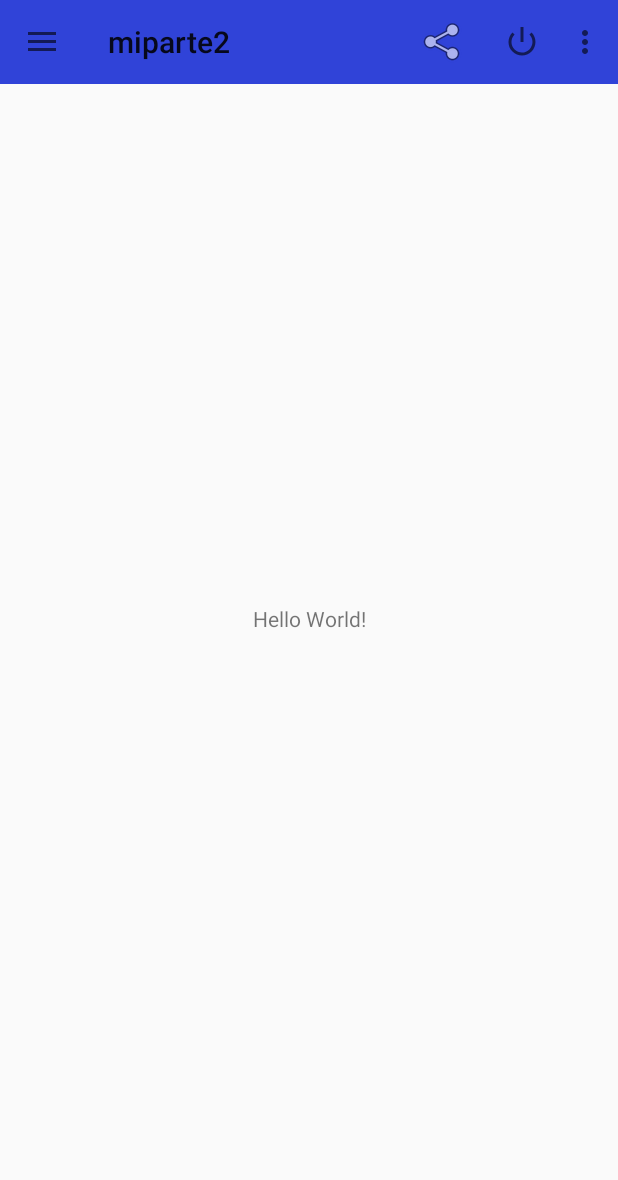
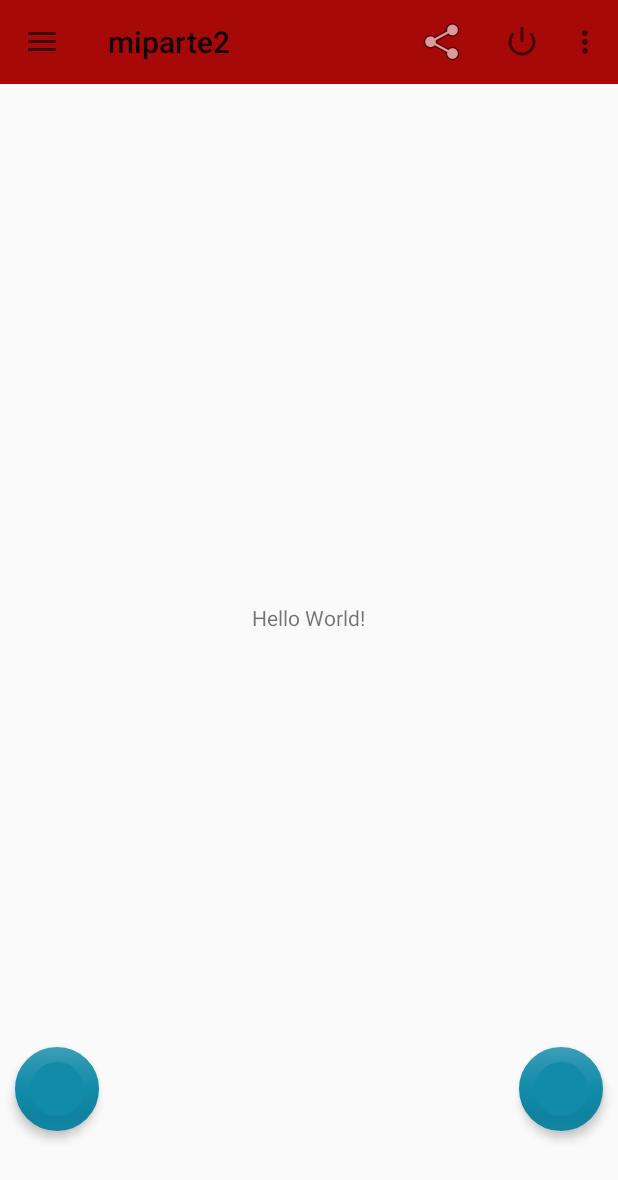
Before and after one commit to WCNosliwsys/miparte2tarde, an Android app: the screen it shows after launch (MainActivity), on a phone screen of 412 x 824 dp. Shown: the top 1180 px of the screen. Run offline under Robolectric (Android 15) with nearby library versions, the phone set to English and light mode, and no system bars.

Commit message:
Floating action button, enviando parametro desde la propiedad tag, y snackbar

```diff
--- a/app/src/main/java/com/ingwilson/miparte2/MainActivity.java
+++ b/app/src/main/java/com/ingwilson/miparte2/MainActivity.java
@@ -12,9 +12,12 @@ import android.content.Intent;
 import android.os.Bundle;
 import android.view.Menu;
 import android.view.MenuItem;
+import android.view.View;
+import android.widget.Toast;
 
 
 import com.google.android.material.navigation.NavigationView;
+import com.google.android.material.snackbar.Snackbar;
 
 public class MainActivity extends AppCompatActivity implements NavigationView.OnNavigationItemSelectedListener {
     @Override
@@ -118,4 +121,33 @@ public class MainActivity extends AppCompatActivity implements NavigationView.On
 
         return super.onOptionsItemSelected(item);
     }
+
+    public void btnderecha(View view) {
+        Toast.makeText(this, "Se pulso el floating button de la derecha "+ view.getTag(), Toast.LENGTH_LONG).show();
+    }
+    public void btnizquierda(View view) {
+        Toast.makeText(this, "Se pulso el floating button de la izquierda "+ view.getTag(), Toast.LENGTH_LONG).show();
+    }
+
+    public void btnwithtag(View view) {
+        if(view.getTag().equals("fabderecha"))
+            Toast.makeText(this, "Se pulso el floating button de la derecha "+ view.getTag(), Toast.LENGTH_LONG).show();
+        else
+            Toast.makeText(this, "Se pulso el floating button de la izquierda "+ view.getTag(), Toast.LENGTH_LONG).show();
+
+    }
+    public void fabizquierda(View view) {
+        Snackbar.make(view, "Replace with your own action",
+                Snackbar.LENGTH_LONG).setAction("Action", null).show();
+    }
+    public void fabderecha(View view) {
+        Snackbar.make(view,"¿Estás seguro?", Snackbar.LENGTH_LONG)
+                .setAction("SI", new View.OnClickListener() {
+                    @Override
+                    public void onClick(View view) {
+//tu evento
+                    }
+                })
+                .show();
+    }
 }
--- a/app/src/main/res/layout/activity_main.xml
+++ b/app/src/main/res/layout/activity_main.xml
@@ -1,24 +1,46 @@
 <?xml version="1.0" encoding="utf-8"?>
-<androidx.constraintlayout.widget.ConstraintLayout xmlns:android="http://schemas.android.com/apk/res/android"
+<androidx.coordinatorlayout.widget.CoordinatorLayout xmlns:android="http://schemas.android.com/apk/res/android"
     xmlns:app="http://schemas.android.com/apk/res-auto"
     xmlns:tools="http://schemas.android.com/tools"
     android:layout_width="match_parent"
     android:layout_height="match_parent"
     tools:context=".MainActivity">
+    <TextView
+        android:layout_width="wrap_content"
+        android:layout_height="wrap_content"
+        android:layout_gravity="center"
+        android:text="Hello World!" />
     <androidx.appcompat.widget.Toolbar
         android:id="@+id/toolbar"
         android:layout_width="match_parent"
         android:layout_height="wrap_content"
-        android:minHeight="?attr/actionBarSize"
-        android:background="#3043D8"
-        tools:ignore="MissingConstraints" />
-    <TextView
+        android:background="#a70909"
+        android:minHeight="?attr/actionBarSize"/>
+    <com.google.android.material.floatingactionbutton.FloatingActionButton
         android:layout_width="wrap_content"
         android:layout_height="wrap_content"
-        android:text="Hello World!"
-        app:layout_constraintBottom_toBottomOf="parent"
-        app:layout_constraintLeft_toLeftOf="parent"
-        app:layout_constraintRight_toRightOf="parent"
-        app:layout_constraintTop_toTopOf="parent" />
-
-</androidx.constraintlayout.widget.ConstraintLayout>
+        android:layout_gravity="bottom|end
+"
+        android:layout_marginRight="10dp"
+        android:layout_marginBottom="70dp"
+        android:tag="fabderecha"
+        app:backgroundTint="#128ba9"
+        app:borderWidth="10dp"
+        app:elevation="4dp"
+        app:fabSize="normal"
+        app:rippleColor="#43e3ff"
+        android:onClick="fabderecha"/>
+    <com.google.android.material.floatingactionbutton.FloatingActionButton
+        android:layout_width="wrap_content"
+        android:layout_height="wrap_content"
+        android:layout_gravity="bottom|left"
+        android:layout_marginLeft="10dp"
+        android:layout_marginBottom="70dp"
+        android:tag="fabizquierda"
+        app:backgroundTint="#128ba9"
+        app:borderWidth="10dp"
+        app:elevation="4dp"
+        app:fabSize="normal"
+        app:rippleColor="#43e3ff"
+        android:onClick="fabizquierda"/>
+</androidx.coordinatorlayout.widget.CoordinatorLayout>
```
